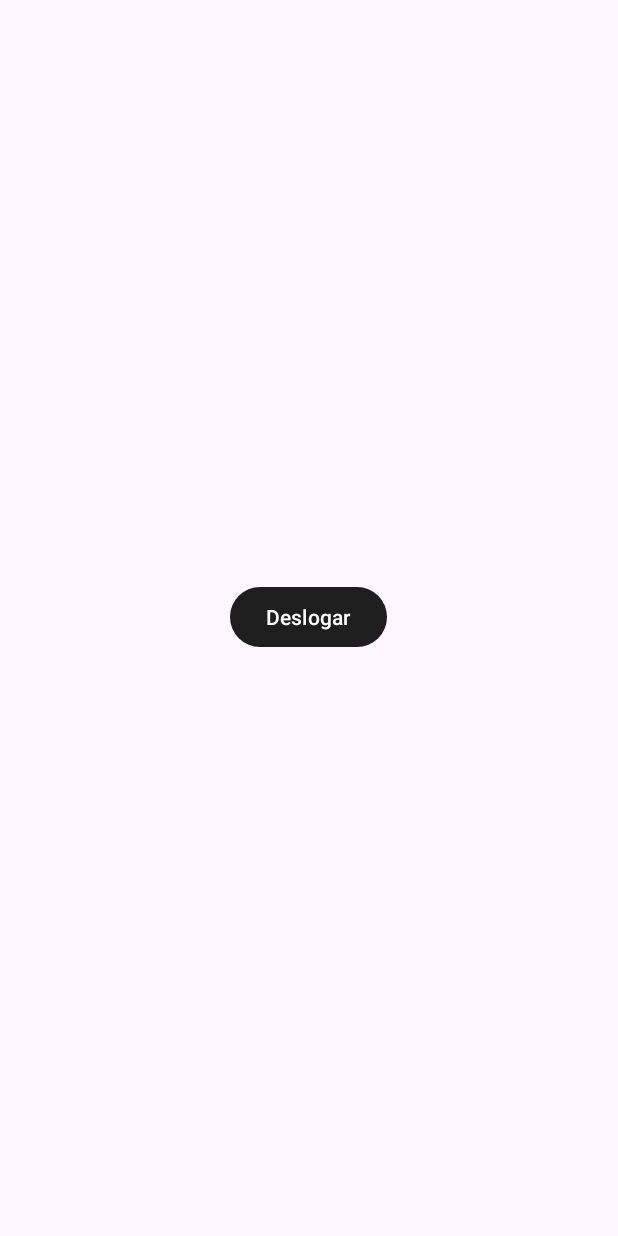
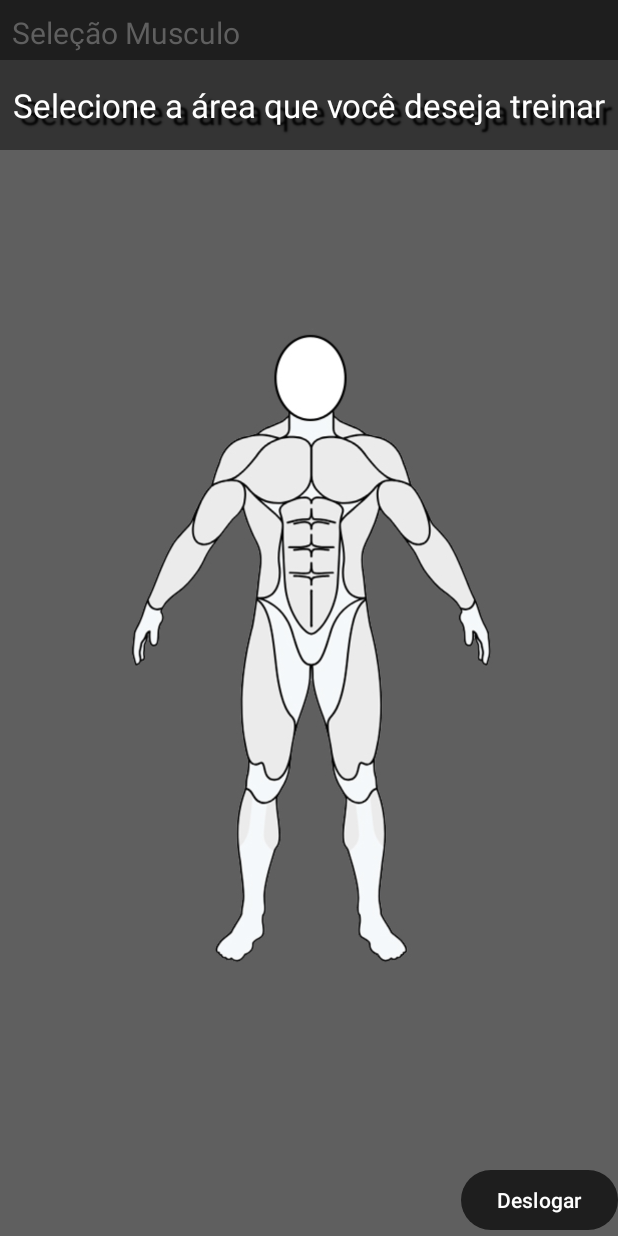
Before and after one commit to FelipeGrellmannSouza/ArrayFit, an Android app: the HomeActivity screen opened directly, with no data from a screen before it, on a phone screen of 412 x 824 dp. Run offline under Robolectric (Android 15) with nearby library versions, the phone set to English and light mode, and no system bars; our stand-ins replace Firebase (no records; nobody signed in at launch, a user with empty details on screens opened directly).

Commit message:
Dependencia firestore adicionada

```diff
--- a/app/build.gradle.kts
+++ b/app/build.gradle.kts
@@ -60,6 +60,7 @@ dependencies {
     implementation("androidx.compose.ui:ui-tooling-preview")
     implementation("androidx.compose.material3:material3")
     implementation("com.google.firebase:firebase-auth-ktx:22.1.2")
+    implementation("com.google.firebase:firebase-firestore:24.8.1")
     testImplementation("junit:junit:4.13.2")
     androidTestImplementation("androidx.test.ext:junit:1.1.5")
     androidTestImplementation("androidx.test.espresso:espresso-core:3.5.1")
--- a/app/src/main/res/layout/activity_home.xml
+++ b/app/src/main/res/layout/activity_home.xml
@@ -4,18 +4,68 @@
     xmlns:tools="http://schemas.android.com/tools"
     android:layout_width="match_parent"
     android:layout_height="match_parent"
-    tools:context=".activity.HomeActivity">
+    tools:context=".activity.HomeActivity"
+    android:background="@color/lightGray">
+    <!--                   Titulo                   -->
+    <androidx.constraintlayout.widget.ConstraintLayout
+        android:id="@+id/constraintLayout"
+        android:layout_width="match_parent"
+        android:layout_height="40dp"
+        android:background="@color/darkGray"
+        app:layout_constraintEnd_toEndOf="parent"
+        app:layout_constraintStart_toStartOf="parent"
+        app:layout_constraintTop_toTopOf="parent">
+
+        <TextView
+            android:id="@+id/textView"
+            android:layout_width="wrap_content"
+            android:layout_height="wrap_content"
+            android:layout_marginStart="8dp"
+            android:layout_marginTop="8dp"
+            android:text="Seleção Musculo"
+            android:textColor="@color/lightGray"
+            android:textSize="20sp"
+            app:layout_constraintStart_toStartOf="parent"
+            app:layout_constraintTop_toTopOf="parent" />
+
+    </androidx.constraintlayout.widget.ConstraintLayout>
+
+    <TextView
+        android:id="@+id/textView5"
+        android:layout_width="match_parent"
+        android:layout_height="60dp"
+        android:background="@color/shadowGray"
+        android:gravity="center"
+        android:text="Selecione a área que você deseja treinar"
+        android:textColor="@color/white"
+        android:textSize="22sp"
+        android:shadowColor="@color/black"
+        android:shadowDx="7"
+        android:shadowDy="7"
+        android:shadowRadius="1"
+        app:layout_constraintEnd_toEndOf="parent"
+        app:layout_constraintStart_toStartOf="parent"
+        app:layout_constraintTop_toBottomOf="@+id/constraintLayout" />
+
+
+    <ImageView
+        android:layout_width="256dp"
+        android:layout_height="502dp"
+        android:src="@drawable/modelocorpo"
+        app:layout_constraintBottom_toBottomOf="parent"
+        app:layout_constraintEnd_toEndOf="parent"
+        app:layout_constraintHorizontal_bias="0.496"
+        app:layout_constraintStart_toStartOf="parent"
+        app:layout_constraintTop_toBottomOf="@+id/textView5"
+        app:layout_constraintVertical_bias="0.333" />
 
     <Button
         android:id="@+id/btnDeslogar"
         android:layout_width="wrap_content"
         android:layout_height="wrap_content"
+        android:onClick="deslogar"
         android:text="Deslogar"
-        android:onClick="deslogar"
         app:layout_constraintBottom_toBottomOf="parent"
-        app:layout_constraintEnd_toEndOf="parent"
-        app:layout_constraintHorizontal_bias="0.498"
-        app:layout_constraintStart_toStartOf="parent"
-        app:layout_constraintTop_toTopOf="parent"
-        app:layout_constraintVertical_bias="0.499" />
+        app:layout_constraintEnd_toEndOf="parent" />
+
 </androidx.constraintlayout.widget.ConstraintLayout>
--- a/app/src/main/res/values/colors.xml
+++ b/app/src/main/res/values/colors.xml
@@ -3,6 +3,7 @@
     <color name="my_light_primary">#1e1e1e</color>
     <color name="black">#FF000000</color>
     <color name="white">#FFFFFFFF</color>
+    <color name="shadowGray">#343434</color>
     <color name="lightGray">#5f5f5f</color>
     <color name="darkGray">#1e1e1e</color>
 </resources>
```
Also changed, not shown: app/src/main/res/drawable/modelocorpo.jpg (added).
